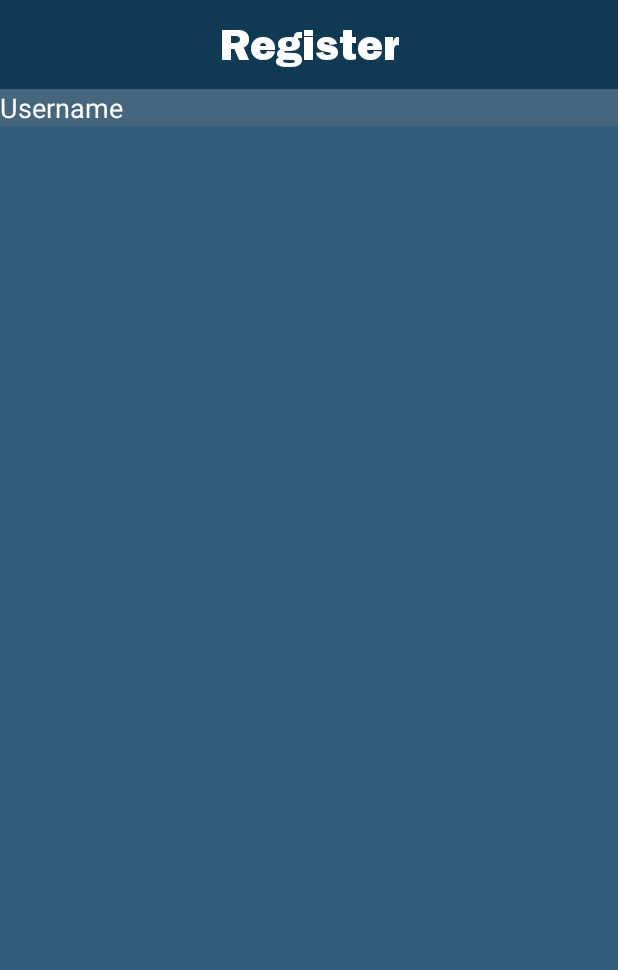
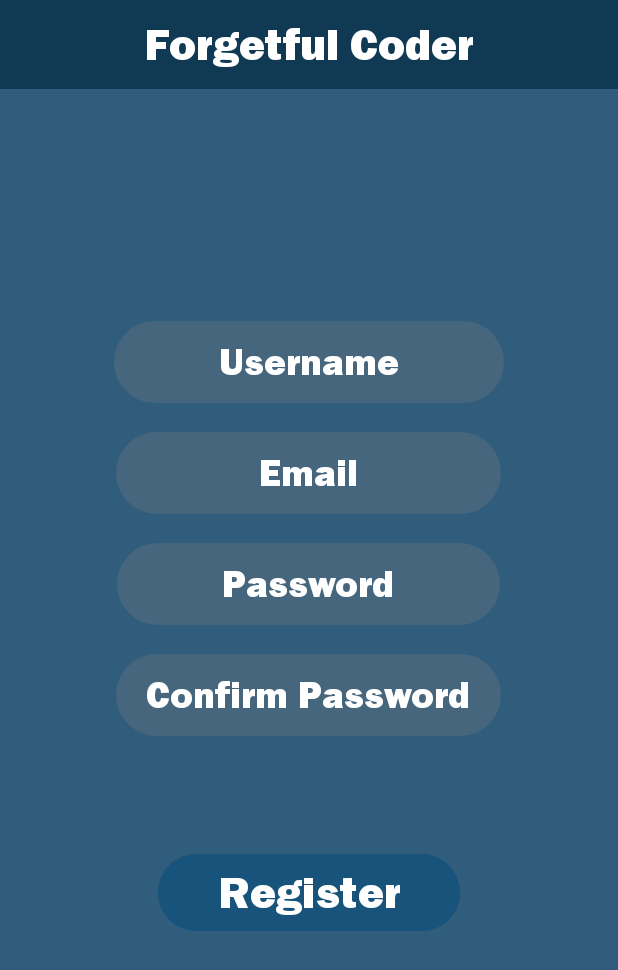
Before and after one commit to 22DP3RGris/ForgetfulCoder, an Android app: the Register screen opened directly, with no data from a screen before it, on a phone screen of 412 x 824 dp. Shown: the top 970 px of the screen. Run offline under Robolectric (Android 15) with nearby library versions, the phone set to English and light mode, and no system bars.

Commit message:
register

```diff
--- /dev/null
+++ b/app/src/main/res/drawable/username_button_border.xml
@@ -0,0 +1,11 @@
+<?xml version="1.0" encoding="utf-8"?>
+<layer-list xmlns:android="http://schemas.android.com/apk/res/android">
+
+    <!-- Upper rectangle (background color) -->
+    <item android:bottom="5dp" android:top="5dp">
+        <shape android:shape="rectangle">
+            <solid android:color="@color/login_register_text" />
+            <corners android:radius="30dp"/>
+        </shape>
+    </item>
+</layer-list>
--- a/app/src/main/res/layout/activity_register.xml
+++ b/app/src/main/res/layout/activity_register.xml
@@ -9,7 +9,7 @@
 
     <TextView
         android:id="@+id/headregister"
-        android:text="@string/register"
+        android:text="@string/forgetful_coder"
         android:fontFamily="@font/franklingothicheavy"
         android:textSize="30sp"
         android:background="@color/topbar"
@@ -21,14 +21,85 @@
 
 
     <EditText
-        android:id="@+id/username"
+        android:id="@+id/usernameReg"
         android:text="@string/username"
         android:textColor="@color/white"
         android:layout_below="@+id/headregister"
-        android:background="@color/login_register_text"
-        android:layout_width="match_parent"
+        android:background="@drawable/username_button_border"
+        android:layout_width="wrap_content"
         android:layout_height="wrap_content"
+        android:textAlignment="center"
+        android:layout_centerHorizontal="true"
+        android:layout_marginTop="150dp"
+        android:fontFamily="@font/franklingothicheavy"
+        android:textSize="25dp"
+        android:paddingVertical="15dp"
+        android:paddingHorizontal="70dp"
         />
+
+    <EditText
+        android:id="@+id/emailReg"
+        android:text="@string/email"
+        android:textColor="@color/white"
+        android:layout_below="@+id/usernameReg"
+        android:background="@drawable/username_button_border"
+        android:layout_width="wrap_content"
+        android:layout_height="wrap_content"
+        android:textAlignment="center"
+        android:layout_centerHorizontal="true"
+        android:fontFamily="@font/franklingothicheavy"
+        android:textSize="25dp"
+        android:layout_marginTop="10dp"
+        android:paddingVertical="15dp"
+        android:paddingHorizontal="95dp"
+        />
+
+    <EditText
+        android:id="@+id/passwordReg"
+        android:text="@string/password"
+        android:textColor="@color/white"
+        android:layout_below="@+id/emailReg"
+        android:background="@drawable/username_button_border"
+        android:layout_width="wrap_content"
+        android:layout_height="wrap_content"
+        android:textAlignment="center"
+        android:layout_centerHorizontal="true"
+        android:fontFamily="@font/franklingothicheavy"
+        android:textSize="25dp"
+        android:layout_marginTop="10dp"
+        android:paddingVertical="15dp"
+        android:paddingHorizontal="70dp"
+        />
+
+    <EditText
+        android:id="@+id/passwordConReg"
+        android:text="@string/passwordcon"
+        android:textColor="@color/white"
+        android:layout_below="@+id/passwordReg"
+        android:background="@drawable/username_button_border"
+        android:layout_width="wrap_content"
+        android:layout_height="wrap_content"
+        android:textAlignment="center"
+        android:layout_centerHorizontal="true"
+        android:fontFamily="@font/franklingothicheavy"
+        android:textSize="25dp"
+        android:layout_marginTop="10dp"
+        android:paddingVertical="15dp"
+        android:paddingHorizontal="20dp"
+        />
+    <Button
+        android:id="@+id/registerBtn"
+        android:layout_below="@+id/passwordConReg"
+        android:layout_marginTop="70dp"
+        android:text="@string/register"
+        android:fontFamily="@font/franklingothicheavy"
+        android:textSize="30dp"
+        android:textAlignment="center"
+        android:layout_centerHorizontal="true"
+        android:layout_width="wrap_content"
+        android:layout_height="wrap_content"
+        android:backgroundTint="@color/login_register_button_color"
+        android:paddingHorizontal="40dp"/>
 
 
 
--- a/app/src/main/res/values/strings.xml
+++ b/app/src/main/res/values/strings.xml
@@ -68,6 +68,9 @@
     <!--Register and Login -->
     <string name="register">Register</string>
     <string name="username">Username</string>
+    <string name="email">Email</string>
+    <string name="password">Password</string>
+    <string name="passwordcon">Confirm Password</string>
 
 
     <!-- Other Strings -->
```
